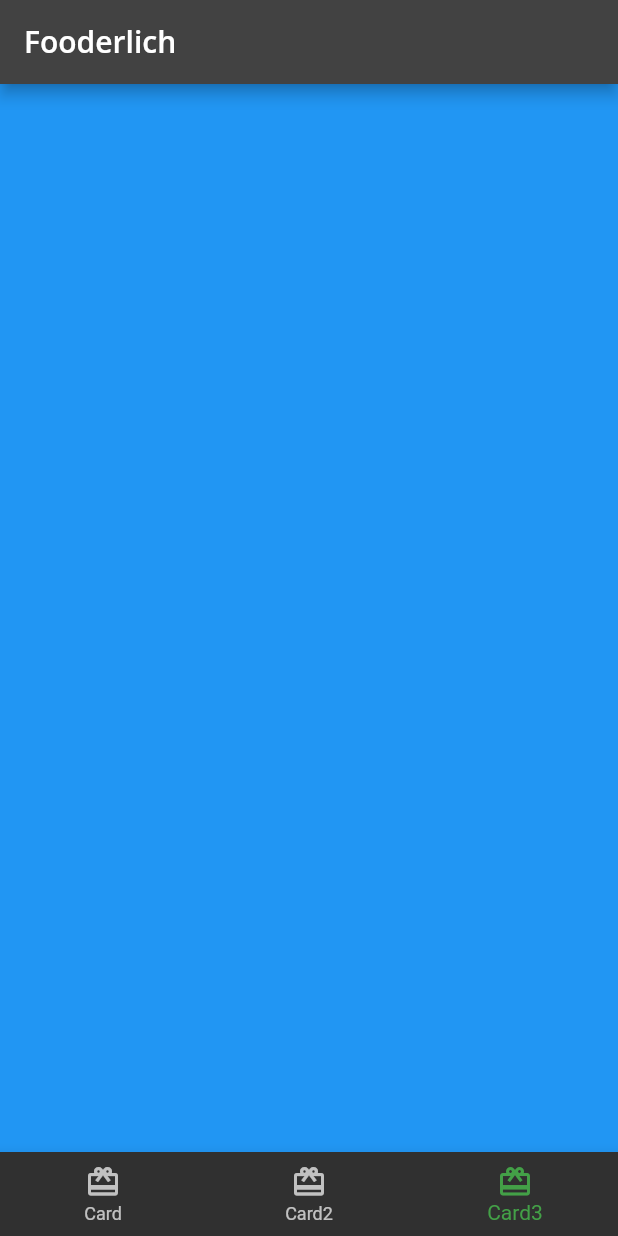
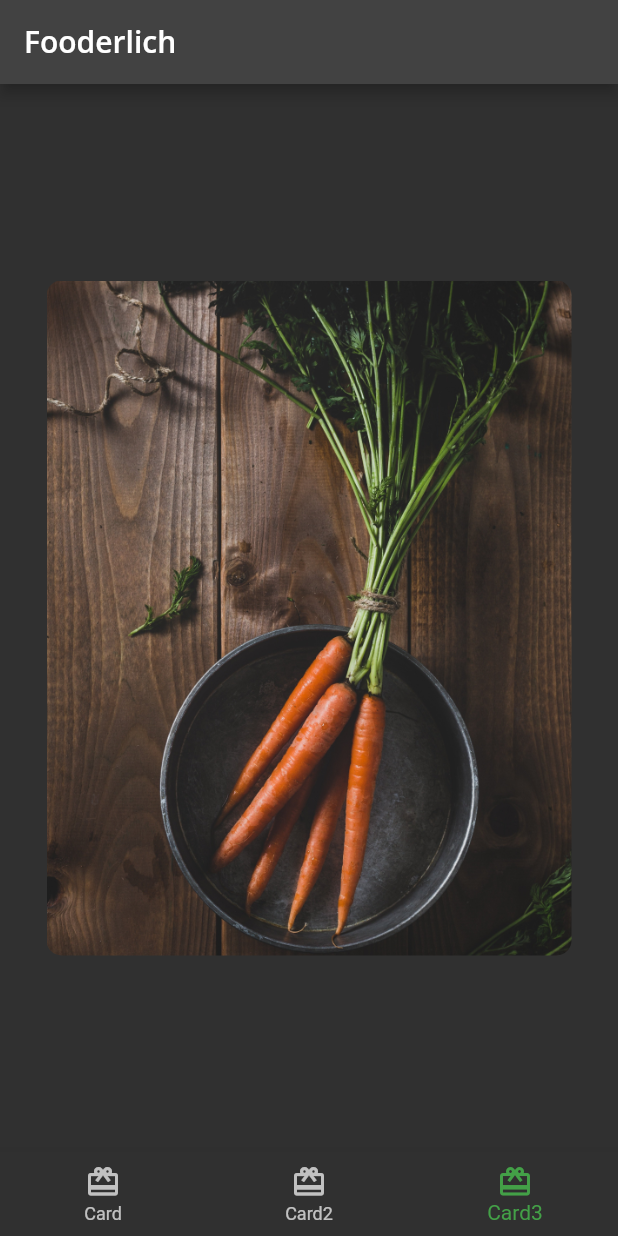
Before and after one commit to blessed-sibanda/fooderlich, a Flutter app: the screen it shows after launch, item 3 of the bottom bar chosen, on a phone screen of 412 x 824 dp. Run offline on Flutter 3.47's test engine with Material 2 defaults, Android fonts, the phone set to English and light mode, and no system bars; our stand-ins replace google_fonts.

Commit message:
start explore card

```diff
--- /dev/null
+++ b/lib/card3.dart
@@ -0,0 +1,21 @@
+import 'package:flutter/material.dart';
+
+class Card3 extends StatelessWidget {
+  const Card3({Key? key}) : super(key: key);
+
+  @override
+  Widget build(BuildContext context) {
+    return Center(
+      child: Container(
+        constraints: const BoxConstraints.expand(width: 350, height: 450),
+        decoration: const BoxDecoration(
+            image: DecorationImage(
+                image: AssetImage('assets/mag2.png'), fit: BoxFit.cover),
+            borderRadius: BorderRadius.all(Radius.circular(10.0))),
+        child: Stack(
+          children: [],
+        ),
+      ),
+    );
+  }
+}
--- a/lib/home.dart
+++ b/lib/home.dart
@@ -1,6 +1,7 @@
 import 'package:flutter/material.dart';
 import 'package:fooderlich/card1.dart';
 import 'package:fooderlich/card2.dart';
+import 'package:fooderlich/card3.dart';
 
 class Home extends StatefulWidget {
   const Home({Key? key}) : super(key: key);
@@ -12,13 +13,7 @@ class Home extends StatefulWidget {
 class _HomeState extends State<Home> {
   int _selectedIndex = 0;
 
-  static List<Widget> pages = <Widget>[
-    Card1(),
-    Card2(),
-    Container(
-      color: Colors.blue,
-    ),
-  ];
+  static List<Widget> pages = <Widget>[Card1(), Card2(), Card3()];
 
   void _onItemTapped(int index) {
     setState(() {
```
